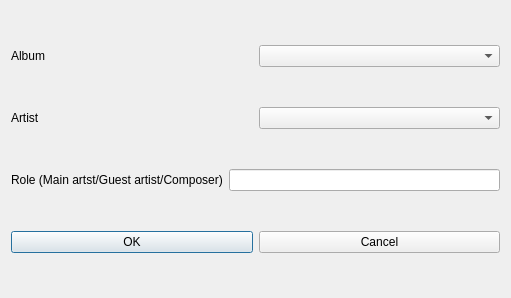
Above: addalbumcastdialog.ui from Zakhrov/WebPhonon before the change. Below: the same form after it.
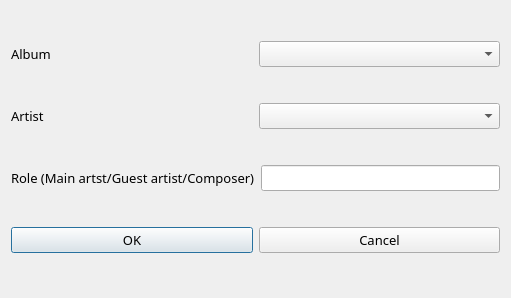
That is the form after the change. Icons and pictures are not drawn.

```diff
--- a/addalbumcastdialog.ui
+++ b/addalbumcastdialog.ui
@@ -18,13 +18,29 @@
     <layout class="QHBoxLayout" name="horizontalLayout">
      <item>
       <widget class="QLabel" name="label">
+       <property name="font">
+        <font>
+         <family>AR CHRISTY</family>
+         <pointsize>10</pointsize>
+        </font>
+       </property>
        <property name="text">
         <string>Album</string>
        </property>
       </widget>
      </item>
      <item>
-      <widget class="QComboBox" name="comboBox"/>
+      <widget class="QComboBox" name="comboBox">
+       <property name="font">
+        <font>
+         <family>AR ESSENCE</family>
+         <pointsize>10</pointsize>
+        </font>
+       </property>
+       <property name="styleSheet">
+        <string notr="true">background-color: &quot;white&quot;</string>
+       </property>
+      </widget>
      </item>
     </layout>
    </item>
@@ -32,13 +48,29 @@
     <layout class="QHBoxLayout" name="horizontalLayout_2">
      <item>
       <widget class="QLabel" name="label_2">
+       <property name="font">
+        <font>
+         <family>AR CHRISTY</family>
+         <pointsize>10</pointsize>
+        </font>
+       </property>
        <property name="text">
         <string>Artist</string>
        </property>
       </widget>
      </item>
      <item>
-      <widget class="QComboBox" name="comboBox_2"/>
+      <widget class="QComboBox" name="comboBox_2">
+       <property name="font">
+        <font>
+         <family>AR ESSENCE</family>
+         <pointsize>10</pointsize>
+        </font>
+       </property>
+       <property name="styleSheet">
+        <string notr="true">background-color: &quot;white&quot;</string>
+       </property>
+      </widget>
      </item>
     </layout>
    </item>
@@ -46,13 +78,29 @@
     <layout class="QHBoxLayout" name="horizontalLayout_3">
      <item>
       <widget class="QLabel" name="label_3">
+       <property name="font">
+        <font>
+         <family>AR CHRISTY</family>
+         <pointsize>10</pointsize>
+        </font>
+       </property>
        <property name="text">
         <string>Role (Main artst/Guest artist/Composer)</string>
        </property>
       </widget>
      </item>
      <item>
-      <widget class="QLineEdit" name="lineEdit"/>
+      <widget class="QLineEdit" name="lineEdit">
+       <property name="font">
+        <font>
+         <family>AR ESSENCE</family>
+         <pointsize>10</pointsize>
+        </font>
+       </property>
+       <property name="styleSheet">
+        <string notr="true">background-color: &quot;white&quot;</string>
+       </property>
+      </widget>
      </item>
     </layout>
    </item>
@@ -60,6 +108,15 @@
     <layout class="QHBoxLayout" name="horizontalLayout_4">
      <item>
       <widget class="QPushButton" name="pushButton">
+       <property name="font">
+        <font>
+         <family>AR CHRISTY</family>
+         <pointsize>10</pointsize>
+        </font>
+       </property>
+       <property name="styleSheet">
+        <string notr="true">background-color: &quot;white&quot;</string>
+       </property>
        <property name="text">
         <string>OK</string>
        </property>
@@ -67,6 +124,15 @@
      </item>
      <item>
       <widget class="QPushButton" name="pushButton_2">
+       <property name="font">
+        <font>
+         <family>AR CHRISTY</family>
+         <pointsize>10</pointsize>
+        </font>
+       </property>
+       <property name="styleSheet">
+        <string notr="true">background-color: &quot;white&quot;</string>
+       </property>
        <property name="text">
         <string>Cancel</string>
        </property>
```
Left out of the diff: 8 changed lines with no effect on the pictures.
